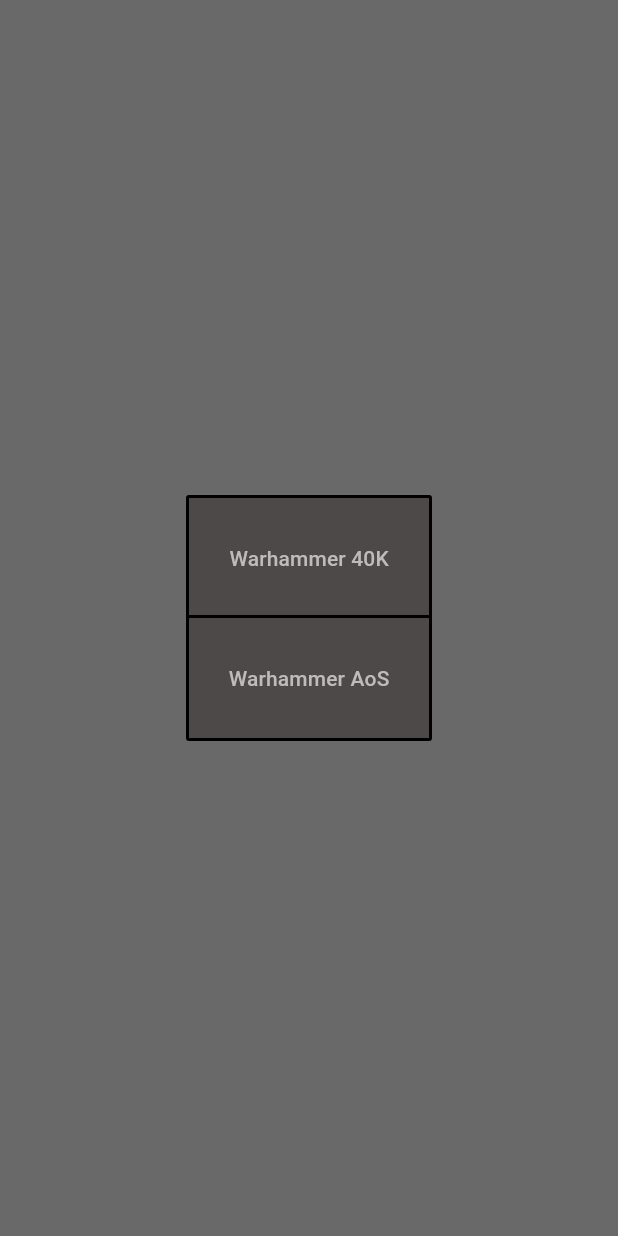
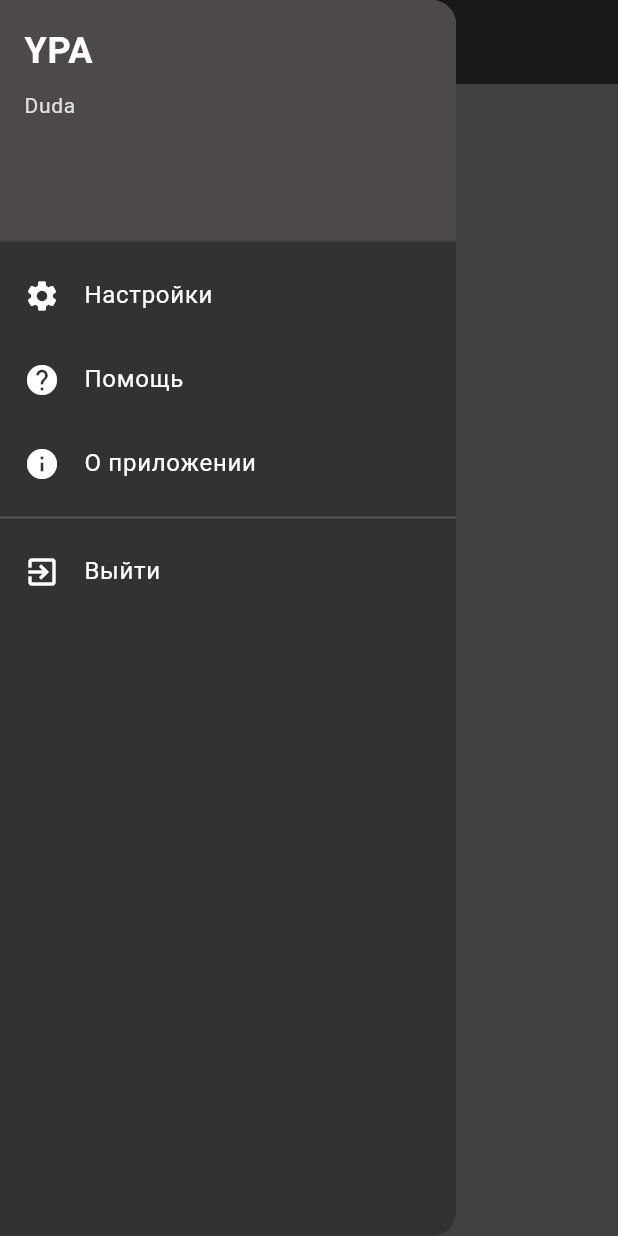
Before and after one commit to AndreyShikhov/YourPlasticArmy, a Flutter app: the screen it shows after launch, with the side drawer open (before the commit the screen has no drawer), on a phone screen of 412 x 824 dp. Run offline on Flutter 3.47's test engine with Material 3 defaults, Android fonts, the phone set to English and light mode, and no system bars; our stand-ins replace go_router.

Commit message:
add provider and burger menu

```diff
--- a/YPA/lib/app.dart
+++ b/YPA/lib/app.dart
@@ -1,14 +1,25 @@
 import 'dart:convert';
 
 import 'package:flutter/material.dart';
+import 'package:provider/provider.dart';
 import 'package:ypa/core/router/router.dart';
 import 'core/data/data.dart';
 
+import 'package:ypa/core/providers/user_provider.dart';
 
 
 
 void main() {
-  runApp( const Ypa());
+  runApp(
+    MultiProvider( // Виджет MultiProvider
+      providers: [
+        ChangeNotifierProvider(create: (_) => UserProvider()),
+        // Добавляйте здесь другие провайдеры
+      ],
+      child: const Ypa(), // Ваш главный виджет приложения
+    ),
+  );
+
 
   // Объект → JSON
   UnitCardData testData = UnitCardData(unitName: 'testName',
--- /dev/null
+++ b/YPA/lib/core/providers/user_provider.dart
@@ -0,0 +1,27 @@
+import 'package:flutter/foundation.dart';
+
+
+class UserProvider  extends ChangeNotifier
+{
+  String _name ="";
+
+  UserProvider (){}
+
+  String getUserName () { return _name;}
+  void setName (String newName) {
+    _name = newName;
+    //notifyListeners();
+  }
+
+  // Для сохранения/загрузки
+  Map<String, dynamic> toJson() {
+    return {
+      'name': _name,
+    };
+  }
+
+  void fromJson(Map<String, dynamic> json) {
+    _name = json['name'] ?? 'User name';
+    notifyListeners();
+  }
+}
--- a/YPA/lib/core/screens/main_screen.dart
+++ b/YPA/lib/core/screens/main_screen.dart
@@ -1,7 +1,14 @@
+
+import 'dart:io';
 
 import 'package:flutter/material.dart';
 import 'package:go_router/go_router.dart';
+import 'package:provider/provider.dart';
 import 'package:ypa/core/widgets/buttons.dart';
+import 'package:ypa/core/data/style_data.dart';
+import 'package:flutter/services.dart';
+
+import '../providers/user_provider.dart';
 
 
 enum ButtonType {
@@ -18,6 +25,7 @@ class MainScreen extends StatefulWidget {
 
 class _MainScreenState extends State<MainScreen> {
   final Color contentColor = Colors.black26;
+
 
 
   @override
@@ -41,6 +49,7 @@ class _MainScreenState extends State<MainScreen> {
     ButtonType.warhammer40k: true,
     ButtonType.warhammerAoS: true,
   };
+
 
   void enableAllButtons({bool isEnable = true}) {
     setState(() {
@@ -76,16 +85,133 @@ List<Widget> _buildButtons(){
     }).toList();
 }
 
+  Widget _buildDrawer(BuildContext context, UserProvider user) {
+    return Drawer(
+      backgroundColor: Color.fromARGB(255, 50, 50, 50),
+      child: ListView(
+        padding: EdgeInsets.zero,
+        children: [
+          // Шапка меню
+          DrawerHeader(
+            decoration: BoxDecoration(
+              color: Color.fromARGB(255, 78, 73, 73),
+            ),
+            child: Column(
+              crossAxisAlignment: CrossAxisAlignment.start,
+              children: [
+                Text(
+                  'YPA',
+                  style: TextStyle(
+                    color: Colors.white,
+                    fontSize: 24,
+                    fontWeight: FontWeight.bold,
+                  ),
+                ),
+                SizedBox(height: 8),
+                Text(
+                  user.getUserName(),
+                  style: TextStyle(
+                    color: Colors.grey[300],
+                    fontSize: 14,
+                  ),
+                ),
+              ],
+            ),
+          ),
+
+          // Пункты меню
+          _buildDrawerItem(
+            icon: Icons.settings,
+            title: 'Настройки',
+            onTap: () {
+              Navigator.pop(context); // Закрываем меню
+              // TODO: Переход на экран настроек
+              print('Настройки');
+            },
+          ),
+
+          _buildDrawerItem(
+            icon: Icons.help,
+            title: 'Помощь',
+            onTap: () {
+              Navigator.pop(context);
+              print('Помощь');
+            },
+          ),
+
+          _buildDrawerItem(
+            icon: Icons.info,
+            title: 'О приложении',
+            onTap: () {
+              Navigator.pop(context);
+              print('О приложении');
+            },
+          ),
+
+          // Разделитель
+          Divider(color: Colors.grey[700]),
+
+          _buildDrawerItem(
+            icon: Icons.exit_to_app,
+            title: 'Выйти',
+            onTap: () {
+              print('Выход');
+              Navigator.pop(context); // Закрыть диалог
+              // Для веба/десктопа — закрыть вкладку
+              // Для мобильных — SystemNavigator.pop()
+              if (Platform.isAndroid || Platform.isIOS) {
+                SystemNavigator.pop();
+              }
+            },
+          ),
+        ],
+      ),
+    );
+  }
+
+  Widget _buildDrawerItem({
+    required IconData icon,
+    required String title,
+    required VoidCallback onTap,
+  }) {
+    return ListTile(
+      leading: Icon(icon, color: Colors.white),
+      title: Text(
+        title,
+        style: TextStyle(color: Colors.white),
+      ),
+      onTap: onTap,
+    );
+  }
+
   @override
   Widget build(BuildContext context) {
-    return Container(
-      color: contentColor,
+    // Получаем доступ к UserProvider
+    final userProvider = context.watch<UserProvider>();
+    userProvider.setName("Duda");
+
+    return Scaffold(
+      appBar: AppBar (
+        backgroundColor:  Color(0x7160605E),
+        shadowColor: Color(0x3C373771),
+        elevation: 0,
+        leading: Builder(
+          builder: (context)=> IconButton(
+              onPressed: ()=> Scaffold.of(context).openDrawer(),
+              icon: const Icon (Icons.menu, color: Colors.white,)
+          ),
+      ),
+      ),
+        drawer: _buildDrawer(context, userProvider),
+        body: Container(
+          color: mainScreenColor,
           child: Center(
             child: Column(
               mainAxisAlignment: MainAxisAlignment.center,
               children: _buildButtons(),
             ),
           ),
+        ),
     );
   }
 }
--- a/YPA/pubspec.yaml
+++ b/YPA/pubspec.yaml
@@ -31,6 +31,7 @@ dependencies:
   flutter:
     sdk: flutter
 
+  provider: ^6.0.0
   # The following adds the Cupertino Icons font to your application.
   # Use with the CupertinoIcons class for iOS style icons.
   cupertino_icons: ^1.0.8
@@ -39,6 +40,7 @@ dependencies:
 dev_dependencies:
   flutter_test:
     sdk: flutter
+
 
   # The "flutter_lints" package below contains a set of recommended lints to
   # encourage good coding practices. The lint set provided by the package is
```
Also changed, not shown: YPA/pubspec.lock. Lines whose indentation alone changed are shown as unchanged.
